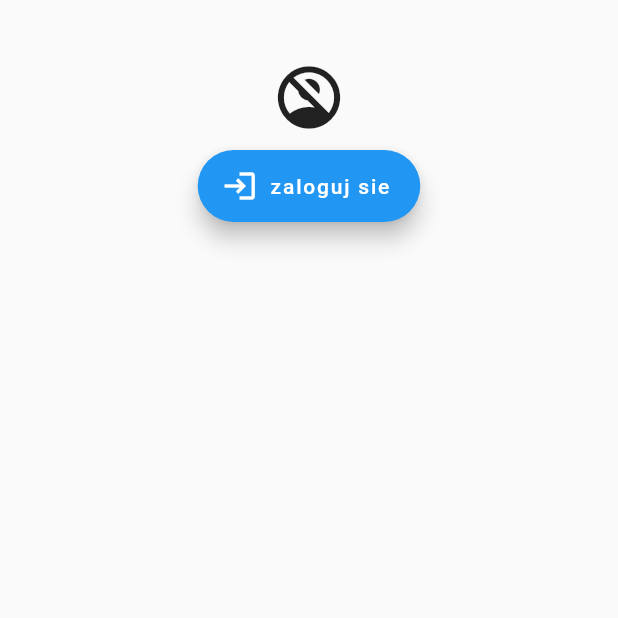
After one commit to PatrykWysocki5140/fueler, a Flutter app: the Welcome screen opened directly, on a phone screen of 412 x 824 dp, the top half of it. The commit adds this screen. Run offline on Flutter 3.47's test engine with Material 2 defaults, Android fonts, the phone set to English and light mode, and no system bars; our stand-ins replace font_awesome_flutter, shared_preferences; accounts and stored records are empty; generated files the repository leaves out were written again.

Commit message:
welcome_page

```diff
--- /dev/null
+++ b/lib/pages/welcome_page.dart
@@ -0,0 +1,37 @@
+import 'package:flutter/material.dart';
+
+import '../widgets/log-in.dart';
+
+class Welcome extends StatefulWidget {
+  const Welcome({Key? key}) : super(key: key);
+
+  @override
+  _Welcome createState() => _Welcome();
+}
+
+class _Welcome extends State<Welcome> {
+  @override
+  Widget build(BuildContext context) {
+    return Scaffold(
+      body: Padding(
+        padding: const EdgeInsets.all(40.0),
+        child: Login(),
+      ),
+    );
+  }
+}
+/*
+return Scaffold(
+      body: Padding(
+        padding: const EdgeInsets.all(0.0),
+        child: Center(
+          child: Column(
+            mainAxisAlignment: MainAxisAlignment.spaceEvenly,
+            children: const <Widget>[
+              Login(),
+            ],
+          ),
+        ),
+      )
+    );
+    */
--- /dev/null
+++ b/lib/widgets/log-in.dart
@@ -0,0 +1,51 @@
+import 'package:flutter/material.dart';
+import 'package:fueler/widgets/main_button.dart';
+
+class Login extends StatelessWidget {
+  const Login({Key? key}) : super(key: key);
+
+  @override
+  Widget build(BuildContext context) {
+    return Scaffold(
+      body: Column(
+        children: <Widget>[
+          Row(
+              //children: const <Widget>[Text("Zaloguj się"), Icon(Icons.login)],
+              ),
+          const Icon(Icons.no_accounts, size: 50.0),
+          const LoginWidget(
+            icon: Icons.login,
+            text: "zaloguj sie",
+          ),
+        ],
+      ),
+    );
+  }
+/*
+  Widget rowWidget() {
+    return Row(
+      children: const <Widget>[Text("Zaloguj się"), Icon(Icons.login)],
+    );
+  }*/
+}
+
+/*
+  @override
+  Widget build(BuildContext context) {
+    return Scaffold(
+      body: Container(
+        padding: const EdgeInsets.all(10.0),
+        //child: Center(
+        child: Column(
+          children: <Widget>[
+            const Icon(Icons.no_accounts),
+            Row(
+              children: const <Widget>[Text("Zaloguj się"), Icon(Icons.login)],
+            )
+          ],
+          // ),
+        ),
+      ),
+    );
+  }
+  */
--- /dev/null
+++ b/lib/widgets/main_button.dart
@@ -0,0 +1,55 @@
+import 'package:flutter/material.dart';
+
+class LoginWidget extends StatelessWidget {
+  final IconData icon;
+  final String text;
+  const LoginWidget({required this.icon, required this.text});
+
+  @override
+  Widget build(BuildContext context) {
+    return Center(
+      child: Column(
+        mainAxisSize: MainAxisSize.min,
+        children: [
+          const SizedBox(height: 10),
+          FloatingActionButton.extended(
+            label: Text(text),
+            icon: Icon(icon),
+            onPressed: () {},
+          ),
+        ],
+      ),
+    );
+  }
+}
+
+/*
+return Center(
+      child: Column(
+        mainAxisSize: MainAxisSize.min,
+        children: [
+          const SizedBox(height: 40),
+          FloatingActionButton.extended(
+            label: Text('Przycisk'),
+            onPressed: () {},
+          ),
+        ],
+      ),
+    );
+
+
+    return Card(
+      child: TextButton.icon(
+        style: TextButton.styleFrom(
+          textStyle: TextStyle(color: Colors.blue),
+          backgroundColor: Colors.white,
+          shape: RoundedRectangleBorder(
+            borderRadius: BorderRadius.circular(24.0),
+          ),
+        ),
+        onPressed: () => {},
+        icon: Icon(icon),
+        label: Text(text),
+      ),
+    );
+    */
```
Also changed, not shown: lib/layouts/main-layout.dart (+7 -5 lines).
